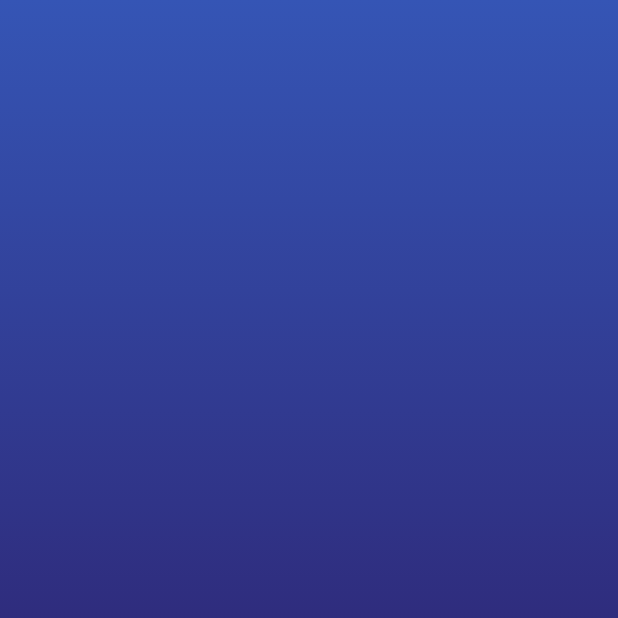
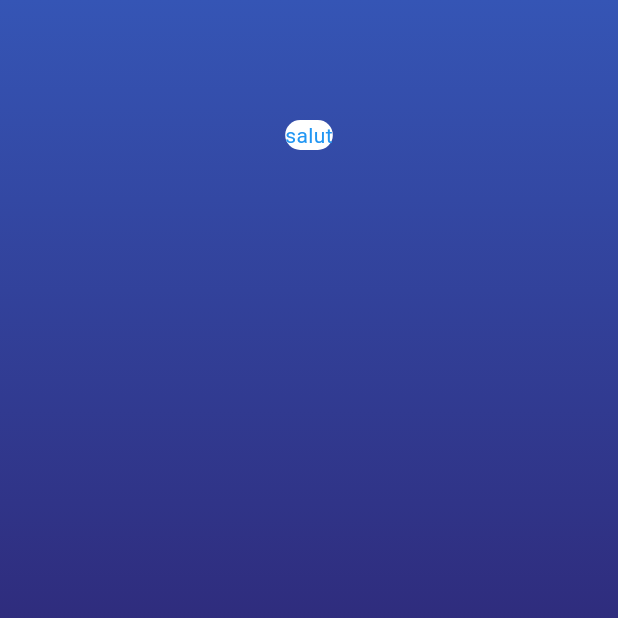
Before and after one commit to JeanBaptisteCheramy/meteo_app, a Flutter app: the screen it shows after launch, on a phone screen of 412 x 824 dp, the top half of it. Run offline on Flutter 3.47's test engine with Material 3 defaults, Android fonts, the phone set to English and light mode, and no system bars; our stand-ins replace flutter_riverpod, logger.

Commit message:
layout setup WIP

```diff
--- a/lib/pages/home.dart
+++ b/lib/pages/home.dart
@@ -1,5 +1,6 @@
 import 'package:flutter/material.dart';
 import 'package:logger/logger.dart';
+import 'package:meteo_app/widgets/header_section.dart';
 
 var logger = Logger();
 
@@ -14,6 +15,9 @@ class HomePage extends StatelessWidget {
   Widget build(BuildContext context) {
     return Scaffold(
         body: Container(
+      width: double.infinity,
+      height: double.infinity,
+      padding: const EdgeInsets.fromLTRB(20, 80, 20, 20),
       decoration: const BoxDecoration(
         gradient: LinearGradient(
             colors: [
@@ -25,7 +29,9 @@ class HomePage extends StatelessWidget {
             stops: [0.0, 1.0],
             tileMode: TileMode.clamp),
       ),
+      child: const Column(
+        children: [Header()],
       ),
-    );
+    ));
   }
 }
--- /dev/null
+++ b/lib/widgets/header_section.dart
@@ -0,0 +1,23 @@
+import 'package:flutter/material.dart';
+
+class Header extends StatelessWidget {
+  const Header({super.key});
+
+  @override
+  Widget build(BuildContext context) {
+    return Container(
+      decoration: BoxDecoration(
+        color: Colors.white,
+        borderRadius: BorderRadius.circular(20),
+      ),
+      child: const Column(
+        children: [
+          Text(
+            style: TextStyle(color: Colors.blue),
+            'salut',
+          )
+        ],
+      ),
+    );
+  }
+}
```
Also changed, not shown: lib/widgets/down_section.dart (added), lib/widgets/mid_section.dart (added). Lines whose indentation alone changed are shown as unchanged.
